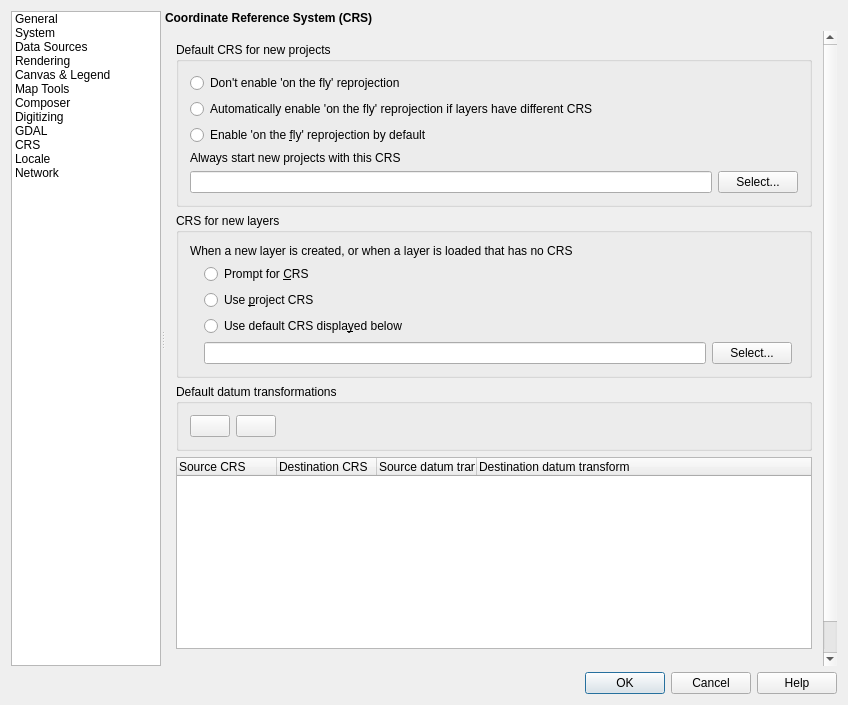
Before: the Qt Designer form src/ui/qgsoptionsbase.ui in qgis/QGIS, drawn with Qt 5.
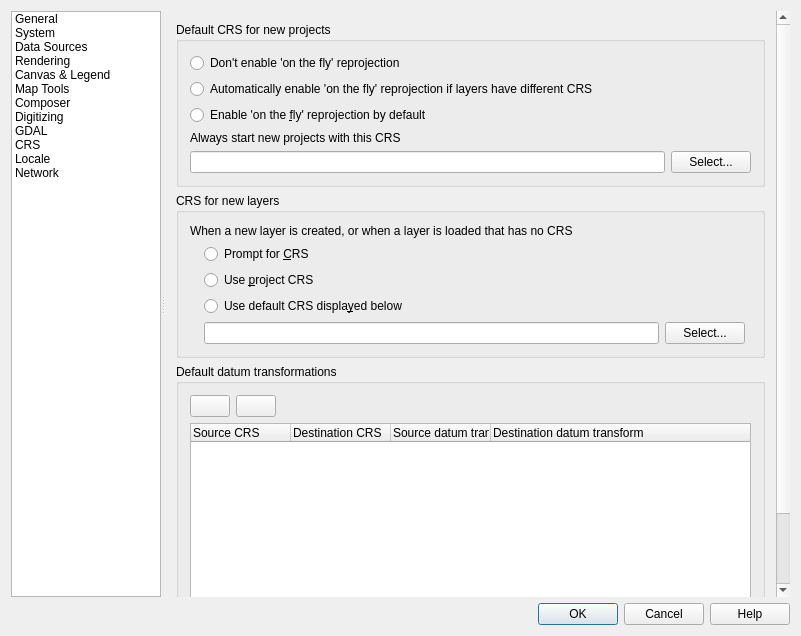
After: the same form once the commit is applied. The open tabs and pages were chosen to show the change. Icons and pictures are not drawn. Custom widgets are drawn as their Qt base class.

Commit message: UI: remove top labels, use collapsible groupboxes, and other small improvements

Patch:
```diff
--- a/src/ui/qgsoptionsbase.ui
+++ b/src/ui/qgsoptionsbase.ui
@@ -6,8 +6,8 @@
    <rect>
     <x>0</x>
     <y>0</y>
-    <width>848</width>
-    <height>705</height>
+    <width>801</width>
+    <height>636</height>
    </rect>
   </property>
   <property name="minimumSize">
@@ -3804,16 +3804,6 @@
            <property name="margin">
             <number>0</number>
            </property>
-           <item>
-            <widget class="QLabel" name="label_42">
-             <property name="styleSheet">
-              <string notr="true">font-weight:bold;</string>
-             </property>
-             <property name="text">
-              <string>Coordinate Reference System (CRS)</string>
-             </property>
-            </widget>
-           </item>
            <item>
             <widget class="QScrollArea" name="mOptionsScrollArea_08">
              <property name="frameShape">
@@ -3827,8 +3817,8 @@
                <rect>
                 <x>0</x>
                 <y>0</y>
-                <width>491</width>
-                <height>624</height>
+                <width>650</width>
+                <height>679</height>
                </rect>
               </property>
               <layout class="QGridLayout" name="gridLayout_15">
@@ -4023,33 +4013,33 @@
                     </item>
                    </layout>
                   </item>
+                  <item row="1" column="0">
+                   <widget class="QTreeWidget" name="mDefaultDatumTransformTreeWidget">
+                    <column>
+                     <property name="text">
+                      <string>Source CRS</string>
+                     </property>
+                    </column>
+                    <column>
+                     <property name="text">
+                      <string>Destination CRS</string>
+                     </property>
+                    </column>
+                    <column>
+                     <property name="text">
+                      <string>Source datum transform</string>
+                     </property>
+                    </column>
+                    <column>
+                     <property name="text">
+                      <string>Destination datum transform</string>
+                     </property>
+                    </column>
+                   </widget>
+                  </item>
                  </layout>
                 </widget>
                </item>
-               <item row="4" column="0">
-                <widget class="QTreeWidget" name="mDefaultDatumTransformTreeWidget">
-                 <column>
-                  <property name="text">
-                   <string>Source CRS</string>
-                  </property>
-                 </column>
-                 <column>
-                  <property name="text">
-                   <string>Destination CRS</string>
-                  </property>
-                 </column>
-                 <column>
-                  <property name="text">
-                   <string>Source datum transform</string>
-                  </property>
-                 </column>
-                 <column>
-                  <property name="text">
-                   <string>Destination datum transform</string>
-                  </property>
-                 </column>
-                </widget>
-               </item>
               </layout>
              </widget>
             </widget>
@@ -4535,17 +4525,17 @@
  </widget>
  <layoutdefault spacing="6" margin="11"/>
  <customwidgets>
-  <customwidget>
-   <class>QgsColorButton</class>
-   <extends>QPushButton</extends>
-   <header>qgscolorbutton.h</header>
-  </customwidget>
   <customwidget>
    <class>QgsCollapsibleGroupBox</class>
    <extends>QGroupBox</extends>
    <header>qgscollapsiblegroupbox.h</header>
    <container>1</container>
   </customwidget>
+  <customwidget>
+   <class>QgsColorButton</class>
+   <extends>QPushButton</extends>
+   <header>qgscolorbutton.h</header>
+  </customwidget>
  </customwidgets>
  <resources>
   <include location="../../images/images.qrc"/>
```
Left out of the diff: 258 changed lines with no effect on the pictures. The commit also changes 8 other files.
